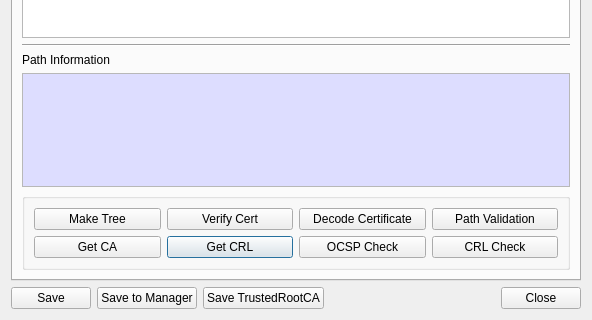
Before: the Qt Designer form BerEditor/cert_info_dlg.ui in jykim74/BerEditor, drawn with Qt 5; both pictures show x 0 to 592 and y 142 to 462 of the 592 by 462 pixel window.
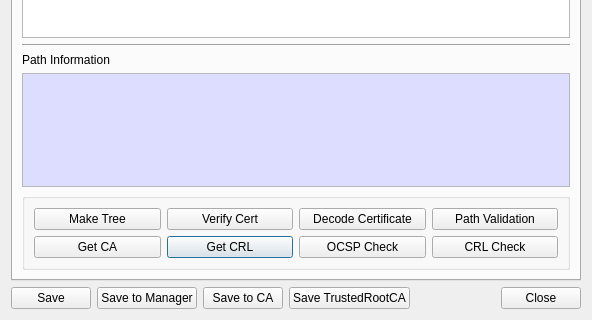
After: the same form once the commit is applied.

What changed in the file:
```diff
--- a/BerEditor/cert_info_dlg.ui
+++ b/BerEditor/cert_info_dlg.ui
@@ -293,7 +293,7 @@
      <property name="topMargin">
       <number>0</number>
      </property>
-     <item row="0" column="4">
+     <item row="0" column="5">
       <spacer name="horizontalSpacer">
        <property name="orientation">
         <enum>Qt::Horizontal</enum>
@@ -306,14 +306,7 @@
        </property>
       </spacer>
      </item>
-     <item row="0" column="2">
-      <widget class="QPushButton" name="mSaveTrustedCABtn">
-       <property name="text">
-        <string>Save TrustedRootCA</string>
-       </property>
-      </widget>
-     </item>
-     <item row="0" column="5">
+     <item row="0" column="6">
       <widget class="QPushButton" name="mCloseBtn">
        <property name="text">
         <string>Close</string>
@@ -330,6 +323,13 @@
        </property>
       </widget>
      </item>
+     <item row="0" column="3">
+      <widget class="QPushButton" name="mSaveTrustedCABtn">
+       <property name="text">
+        <string>Save TrustedRootCA</string>
+       </property>
+      </widget>
+     </item>
      <item row="0" column="1">
       <widget class="QPushButton" name="mSaveToManBtn">
        <property name="text">
@@ -337,6 +337,13 @@
        </property>
       </widget>
      </item>
+     <item row="0" column="2">
+      <widget class="QPushButton" name="mSaveToCABtn">
+       <property name="text">
+        <string>Save to CA</string>
+       </property>
+      </widget>
+     </item>
     </layout>
    </item>
   </layout>
```
